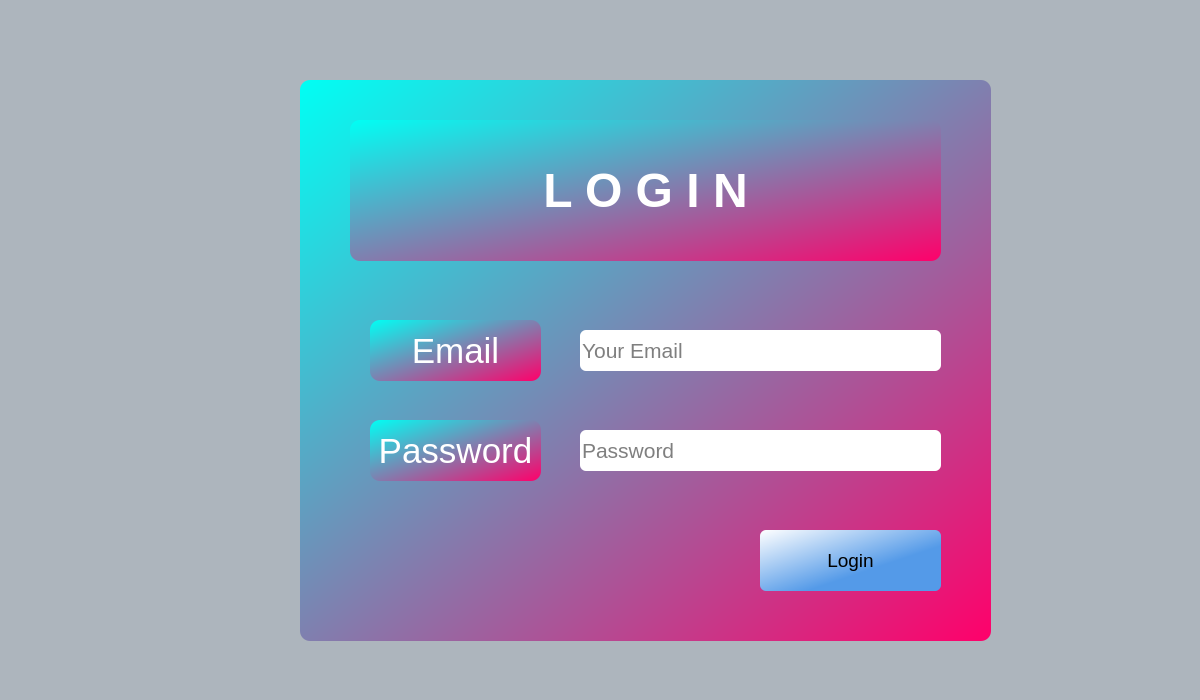
The window that Forms/Main/login.ui (ayush-regmi/CoviCURE) describes before a commit, drawn with Qt 5.
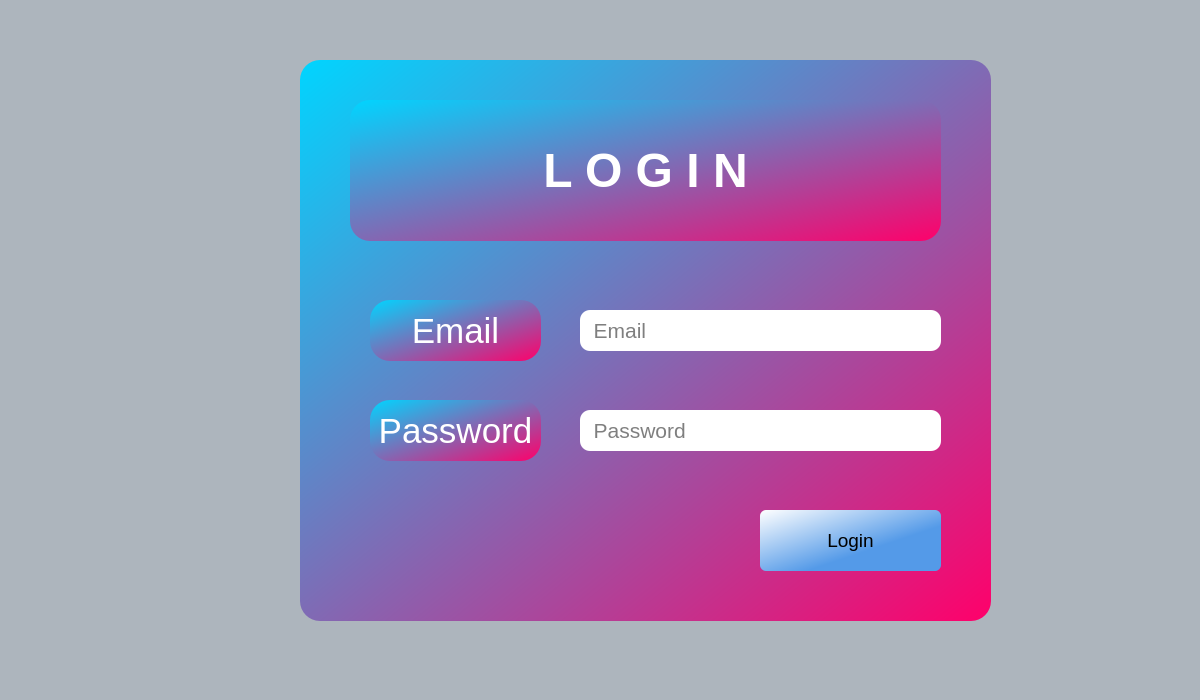
The same window after the commit.

```diff
--- a/Forms/Main/login.ui
+++ b/Forms/Main/login.ui
@@ -20,14 +20,14 @@
    <property name="geometry">
     <rect>
      <x>300</x>
-     <y>80</y>
+     <y>60</y>
      <width>691</width>
      <height>561</height>
     </rect>
    </property>
    <property name="styleSheet">
-    <string notr="true">background-color: qlineargradient(spread:reflect, x1:0, y1:0, x2:1, y2:1, stop:0 rgba(0, 255, 244, 255), stop:1 rgba(255, 0, 106, 255));
-border-radius: 10px;</string>
+    <string notr="true">background-color: qlineargradient(spread:reflect, x1:0, y1:0, x2:1, y2:1, stop:0 rgba(0, 213, 255, 255), stop:1 rgba(255, 0, 106, 255));
+border-radius: 20px;</string>
    </property>
    <property name="title">
     <string/>
@@ -97,10 +97,10 @@
      <string notr="true">background-color: #fff;
 font: 16pt &quot;Segoe UI&quot;;
 
-border-radius: 6px;</string>
+border-radius: 10px;</string>
     </property>
     <property name="placeholderText">
-     <string>Your Email</string>
+     <string>  Email</string>
     </property>
    </widget>
    <widget class="QLabel" name="label_11">
@@ -162,13 +162,13 @@
      <string notr="true">background-color: #fff;
 font: 16pt &quot;Segoe UI&quot;;
 
-border-radius: 6px;</string>
+border-radius: 10px;</string>
     </property>
     <property name="echoMode">
      <enum>QLineEdit::Password</enum>
     </property>
     <property name="placeholderText">
-     <string>Password</string>
+     <string>  Password</string>
     </property>
    </widget>
    <widget class="QLabel" name="label_12">
```
